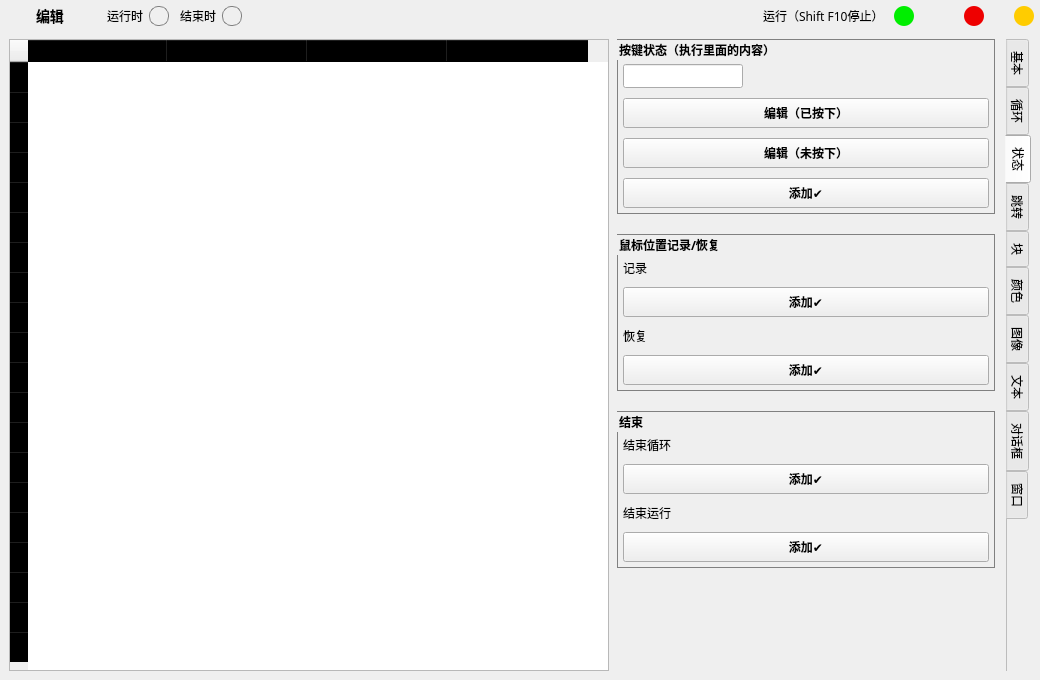
The window that source/ui/EditUi.ui (ChiyukiGana/Quickinput) describes before a commit, drawn with Qt 5.
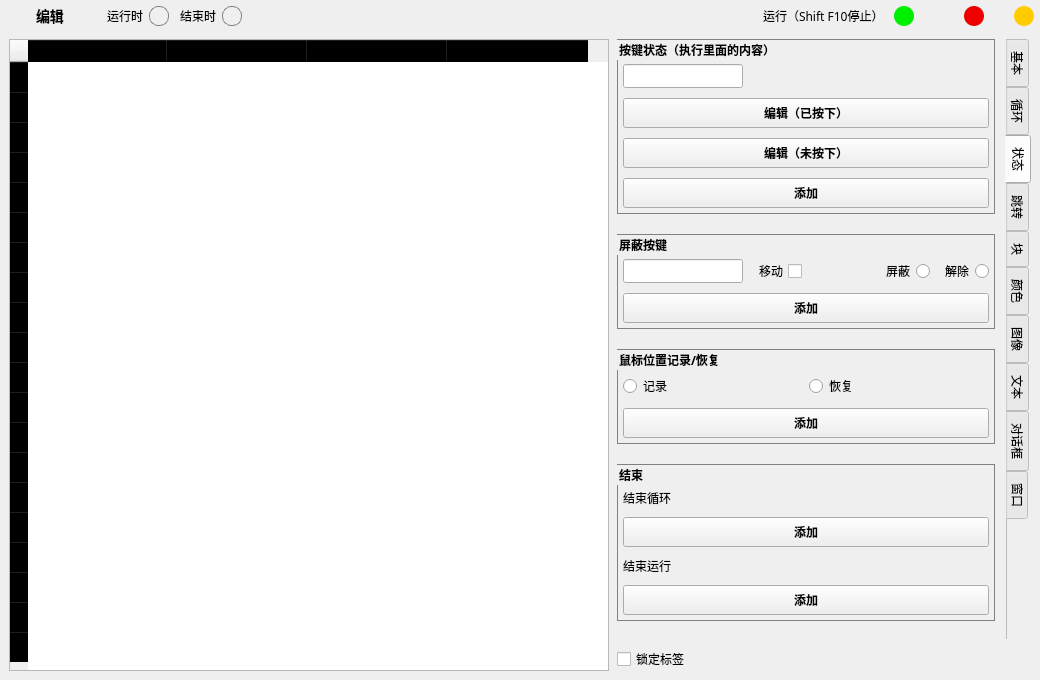
The same window after the commit. The open tabs and pages were chosen to show the change. Icons and pictures are not drawn. Custom widgets are drawn as their Qt base class.

Diff of the .ui file:
```diff
--- a/source/ui/EditUi.ui
+++ b/source/ui/EditUi.ui
@@ -561,6 +561,8 @@
        </widget>
       </item>
       <item>
+       <layout class="QVBoxLayout" name="verticalLayout_2">
+        <item>
        <widget class="QTabWidget" name="tabWidget">
         <property name="sizePolicy">
          <sizepolicy hsizetype="Preferred" vsizetype="Preferred">
@@ -2115,7 +2117,193 @@
                 <string/>
                </property>
                <property name="text">
-                <string>添加✔</string>
+                  <string>添加</string>
+                 </property>
+                 <property name="autoDefault">
+                  <bool>false</bool>
+                 </property>
+                </widget>
+               </item>
+              </layout>
+             </widget>
+            </item>
+            <item>
+             <widget class="QGroupBox" name="grp_keyBlock">
+              <property name="font">
+               <font>
+                <family>Microsoft YaHei</family>
+                <weight>75</weight>
+                <bold>true</bold>
+               </font>
+              </property>
+              <property name="styleSheet">
+               <string notr="true">QGroupBox{border:1px solid gray}</string>
+              </property>
+              <property name="title">
+               <string>屏蔽按键</string>
+              </property>
+              <layout class="QVBoxLayout" name="verticalLayout_26">
+               <property name="spacing">
+                <number>10</number>
+               </property>
+               <property name="leftMargin">
+                <number>5</number>
+               </property>
+               <property name="topMargin">
+                <number>24</number>
+               </property>
+               <property name="rightMargin">
+                <number>5</number>
+               </property>
+               <property name="bottomMargin">
+                <number>5</number>
+               </property>
+               <item>
+                <layout class="QHBoxLayout" name="keyBlock_action_box">
+                 <property name="spacing">
+                  <number>10</number>
+                 </property>
+                 <property name="bottomMargin">
+                  <number>0</number>
+                 </property>
+                 <item>
+                  <widget class="QKeyEdit" name="keyBlock_keyedit">
+                   <property name="sizePolicy">
+                    <sizepolicy hsizetype="Preferred" vsizetype="Fixed">
+                     <horstretch>0</horstretch>
+                     <verstretch>0</verstretch>
+                    </sizepolicy>
+                   </property>
+                   <property name="minimumSize">
+                    <size>
+                     <width>120</width>
+                     <height>24</height>
+                    </size>
+                   </property>
+                   <property name="maximumSize">
+                    <size>
+                     <width>120</width>
+                     <height>24</height>
+                    </size>
+                   </property>
+                  </widget>
+                 </item>
+                 <item>
+                  <widget class="QCheckBox" name="keyBlock_move_check">
+                   <property name="sizePolicy">
+                    <sizepolicy hsizetype="Fixed" vsizetype="Fixed">
+                     <horstretch>0</horstretch>
+                     <verstretch>0</verstretch>
+                    </sizepolicy>
+                   </property>
+                   <property name="minimumSize">
+                    <size>
+                     <width>0</width>
+                     <height>0</height>
+                    </size>
+                   </property>
+                   <property name="focusPolicy">
+                    <enum>Qt::ClickFocus</enum>
+                   </property>
+                   <property name="toolTip">
+                    <string/>
+                   </property>
+                   <property name="layoutDirection">
+                    <enum>Qt::RightToLeft</enum>
+                   </property>
+                   <property name="text">
+                    <string>移动</string>
+                   </property>
+                  </widget>
+                 </item>
+                 <item>
+                  <spacer name="keyBlock_spacer">
+                   <property name="orientation">
+                    <enum>Qt::Horizontal</enum>
+                   </property>
+                   <property name="sizeHint" stdset="0">
+                    <size>
+                     <width>40</width>
+                     <height>20</height>
+                    </size>
+                   </property>
+                  </spacer>
+                 </item>
+                 <item>
+                  <widget class="QRadioButton" name="keyBlock_on_radio">
+                   <property name="sizePolicy">
+                    <sizepolicy hsizetype="Preferred" vsizetype="Fixed">
+                     <horstretch>0</horstretch>
+                     <verstretch>0</verstretch>
+                    </sizepolicy>
+                   </property>
+                   <property name="focusPolicy">
+                    <enum>Qt::ClickFocus</enum>
+                   </property>
+                   <property name="toolTip">
+                    <string/>
+                   </property>
+                   <property name="layoutDirection">
+                    <enum>Qt::RightToLeft</enum>
+                   </property>
+                   <property name="text">
+                    <string>屏蔽</string>
+                   </property>
+                  </widget>
+                 </item>
+                 <item>
+                  <widget class="QRadioButton" name="keyBlock_off_radio">
+                   <property name="sizePolicy">
+                    <sizepolicy hsizetype="Preferred" vsizetype="Fixed">
+                     <horstretch>0</horstretch>
+                     <verstretch>0</verstretch>
+                    </sizepolicy>
+                   </property>
+                   <property name="focusPolicy">
+                    <enum>Qt::ClickFocus</enum>
+                   </property>
+                   <property name="toolTip">
+                    <string/>
+                   </property>
+                   <property name="layoutDirection">
+                    <enum>Qt::RightToLeft</enum>
+                   </property>
+                   <property name="text">
+                    <string>解除</string>
+                   </property>
+                  </widget>
+                 </item>
+                </layout>
+               </item>
+               <item>
+                <widget class="QPushButton" name="keyBlock_add_button">
+                 <property name="sizePolicy">
+                  <sizepolicy hsizetype="Preferred" vsizetype="Fixed">
+                   <horstretch>0</horstretch>
+                   <verstretch>0</verstretch>
+                  </sizepolicy>
+                 </property>
+                 <property name="minimumSize">
+                  <size>
+                   <width>0</width>
+                   <height>30</height>
+                  </size>
+                 </property>
+                 <property name="font">
+                  <font>
+                   <family>Microsoft YaHei</family>
+                   <weight>75</weight>
+                   <bold>true</bold>
+                  </font>
+                 </property>
+                 <property name="focusPolicy">
+                  <enum>Qt::ClickFocus</enum>
+                 </property>
+                 <property name="toolTip">
+                  <string/>
+                 </property>
+                 <property name="text">
+                  <string>添加</string>
                </property>
                <property name="autoDefault">
                 <bool>false</bool>
@@ -2157,28 +2345,26 @@
               <number>5</number>
              </property>
              <item>
-              <widget class="QLabel" name="rememberPos_label">
+                <layout class="QHBoxLayout" name="mousePos_box">
+                 <property name="spacing">
+                  <number>5</number>
+                 </property>
+                 <item>
+                  <widget class="QRadioButton" name="rememberPos_radio">
                <property name="sizePolicy">
                 <sizepolicy hsizetype="Preferred" vsizetype="Fixed">
                  <horstretch>0</horstretch>
                  <verstretch>0</verstretch>
                 </sizepolicy>
                </property>
-               <property name="maximumSize">
-                <size>
-                 <width>16777215</width>
-                 <height>16777215</height>
-                </size>
-               </property>
-               <property name="font">
-                <font>
-                 <family>Microsoft YaHei</family>
-                 <weight>50</weight>
-                 <bold>false</bold>
-                </font>
-               </property>
-               <property name="styleSheet">
-                <string notr="true"/>
+                   <property name="focusPolicy">
+                    <enum>Qt::ClickFocus</enum>
+                   </property>
+                   <property name="toolTip">
+                    <string/>
+                   </property>
+                   <property name="layoutDirection">
+                    <enum>Qt::LeftToRight</enum>
                </property>
                <property name="text">
                 <string>记录</string>
@@ -2186,69 +2372,29 @@
               </widget>
              </item>
              <item>
-              <widget class="QPushButton" name="rememberPos_add_button">
+                  <widget class="QRadioButton" name="recoverPos_radio">
                <property name="sizePolicy">
                 <sizepolicy hsizetype="Preferred" vsizetype="Fixed">
                  <horstretch>0</horstretch>
                  <verstretch>0</verstretch>
                 </sizepolicy>
                </property>
-               <property name="minimumSize">
-                <size>
-                 <width>0</width>
-                 <height>30</height>
-                </size>
-               </property>
-               <property name="font">
-                <font>
-                 <family>Microsoft YaHei</family>
-                 <weight>75</weight>
-                 <bold>true</bold>
-                </font>
-               </property>
                <property name="focusPolicy">
                 <enum>Qt::ClickFocus</enum>
                </property>
                <property name="toolTip">
                 <string/>
                </property>
-               <property name="text">
-                <string>添加✔</string>
-               </property>
-               <property name="autoDefault">
-                <bool>false</bool>
-               </property>
-              </widget>
-             </item>
-             <item>
-              <widget class="QLabel" name="recoverPos_label">
-               <property name="sizePolicy">
-                <sizepolicy hsizetype="Preferred" vsizetype="Fixed">
-                 <horstretch>0</horstretch>
-                 <verstretch>0</verstretch>
-                </sizepolicy>
-               </property>
-               <property name="maximumSize">
-                <size>
-                 <width>16777215</width>
-                 <height>16777215</height>
-                </size>
-               </property>
-               <property name="font">
-                <font>
-                 <family>Microsoft YaHei</family>
-                 <weight>50</weight>
-                 <bold>false</bold>
-                </font>
-               </property>
-               <property name="styleSheet">
-                <string notr="true"/>
+                   <property name="layoutDirection">
+                    <enum>Qt::LeftToRight</enum>
                </property>
                <property name="text">
                 <string>恢复</string>
                </property>
               </widget>
              </item>
+                </layout>
+               </item>
              <item>
               <widget class="QPushButton" name="recoverPos_add_button">
                <property name="sizePolicy">
@@ -2277,7 +2423,7 @@
                 <string/>
                </property>
                <property name="text">
-                <string>添加✔</string>
+                  <string>添加</string>
                </property>
                <property name="autoDefault">
                 <bool>false</bool>
@@ -2375,7 +2521,7 @@
                 <string/>
                </property>
                <property name="text">
-                <string>添加✔</string>
+                  <string>添加</string>
                </property>
                <property name="autoDefault">
                 <bool>false</bool>
@@ -2439,7 +2585,7 @@
                 <string/>
                </property>
                <property name="text">
-                <string>添加✔</string>
+                  <string>添加</string>
                </property>
                <property name="autoDefault">
                 <bool>false</bool>
@@ -2468,7 +2614,7 @@
          <attribute name="title">
           <string>跳转</string>
          </attribute>
-         <layout class="QVBoxLayout" name="verticalLayout_2">
+           <layout class="QVBoxLayout" name="verticalLayout_3">
           <property name="spacing">
            <number>20</number>
           </property>
@@ -5327,6 +5473,15 @@
          </layout>
         </widget>
        </widget>
+        </item>
+        <item>
+         <widget class="QCheckBox" name="tab_lock_check">
+          <property name="text">
+           <string>锁定标签</string>
+          </property>
+         </widget>
+        </item>
+       </layout>
       </item>
      </layout>
     </widget>
```
Left out of the diff: 192 changed lines with no effect on the pictures. Lines whose indentation alone changed are shown as unchanged.
